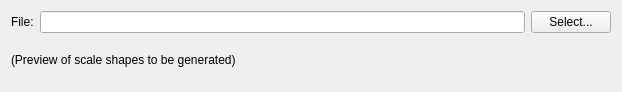
First picture: the form in volumina/widgets/multiscaleFileExportOptionsWidget.ui, repository ilastik/volumina, before the edit.
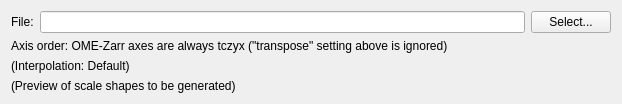
Second picture: the form after the edit.

Commit message: Multiscale widget: Show interpolation and axis order note

The edit to the form file:
```diff
--- a/volumina/widgets/multiscaleFileExportOptionsWidget.ui
+++ b/volumina/widgets/multiscaleFileExportOptionsWidget.ui
@@ -38,6 +38,20 @@
     </widget>
    </item>
    <item row="1" column="0" colspan="3">
+    <widget class="QLabel">
+     <property name="text">
+      <string>Axis order: OME-Zarr axes are always tczyx ("transpose" setting above is ignored)</string>
+     </property>
+    </widget>
+   </item>
+   <item row="2" column="0" colspan="3">
+    <widget class="QLabel" name="scalingInterpolationLabel">
+     <property name="text">
+      <string>(Interpolation: Default)</string>
+     </property>
+    </widget>
+   </item>
+   <item row="3" column="0" colspan="3">
     <widget class="QLabel" name="scalesOutputLabel">
      <property name="text">
       <string>(Preview of scale shapes to be generated)</string>
```
The commit also changes 2 other files.
